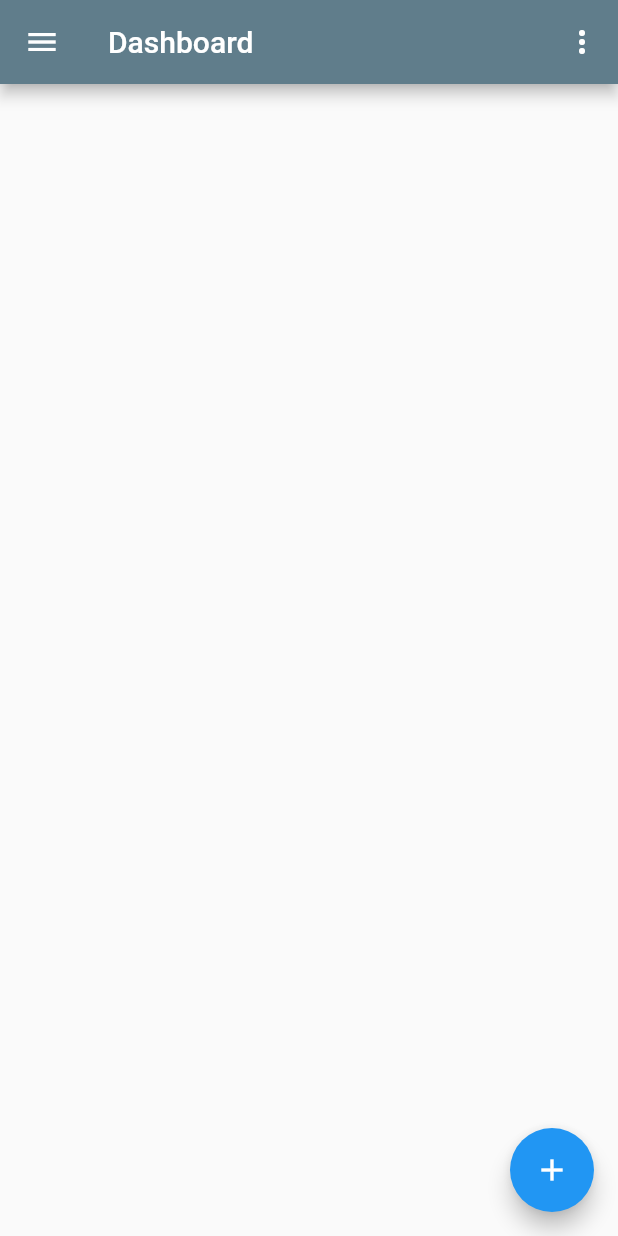
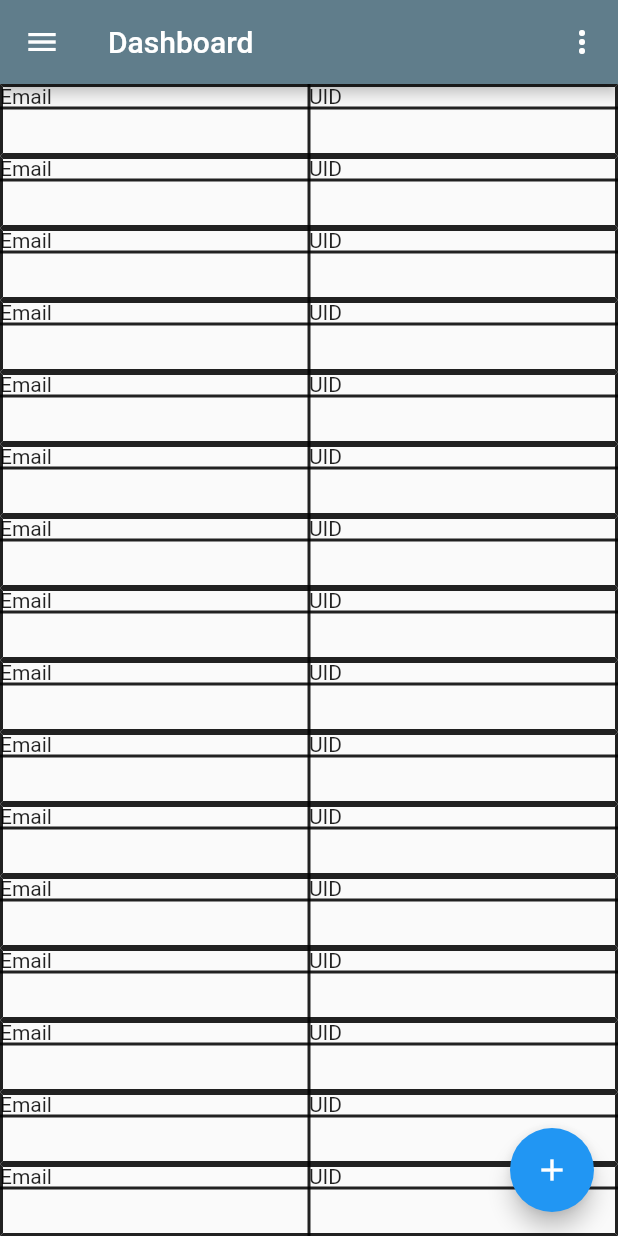
Before and after one commit to alamincse6615/people_managment, a Flutter app: the Dashboard screen opened directly, on a phone screen of 412 x 824 dp. Run offline on Flutter 3.47's test engine with Material 2 defaults, Android fonts, the phone set to English and light mode, and no system bars; our stand-ins replace firebase_auth, firebase_core; accounts and stored records are empty.

Commit message:
Dashboard Table

```diff
--- a/lib/dashboard.dart
+++ b/lib/dashboard.dart
@@ -53,36 +53,45 @@ class _DashboardState extends State<Dashboard> {
               title: Text('Add Information'),
               leading: Icon(Icons.add),
               trailing: Icon(Icons.arrow_forward_ios_sharp),
+              onTap: (){},
             ),
             ListTile(
               title: Text('Log Out'),
               leading: Icon(Icons.subdirectory_arrow_left_sharp),
+              onTap: (){},
             ),
           ],
         ),
 
       ),
-      body: Column(
-        children: [
-          Container(
-            height: MediaQuery.of(context).size.height*.80,
-            child: ListView.builder(
-              itemCount: 5,
-                itemBuilder: (context,index){
-                  return Row(
-                    mainAxisAlignment: MainAxisAlignment.spaceEvenly,
-
+      body:ListView.builder(
+          itemBuilder: (context,index){
+            return Table(
+              border: TableBorder.all(color:Colors.black87,width:2),
+              children: [
+                TableRow(
                     children: [
-                      Text(""+auth.currentUser!.email.toString()+"\n"),
-                      Text(""+auth.currentUser!.uid.toString()+"\n"),
-                    ],
-                  );
-                }
-            ),
-          )
-
-        ],
-      ),
+                      TableCell(
+                          child: Text('Email')
+                      ),
+                      TableCell(
+                          child: Text('UID')
+                      ),
+                    ]
+                ),
+                TableRow(
+                    children: [
+                      TableCell(
+                          child: Text(""+auth.currentUser!.email.toString()+"\n")
+                      ),
+                      TableCell(
+                          child: Text(""+auth.currentUser!.uid.toString()+"\n")
+                      ),
+                    ]
+                ),
+              ],
+            );
+          }),
       floatingActionButton: FloatingActionButton(
         onPressed: (){
           Navigator.push(context, MaterialPageRoute(builder: (context)=>AddPeople()));
```
